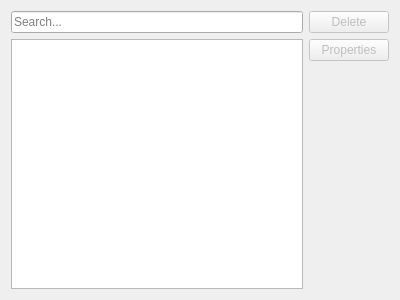
Above: src/modules/windows/cookies/CookiesContentsWidget.ui from OtterBrowser/otter-browser before the change. Below: the same form after it.
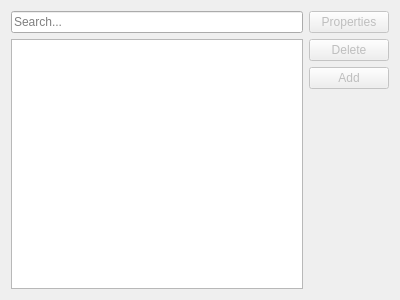
That is the form after the change.

Commit message: Add Cookies Properties dialog

What changed in the file:
```diff
--- a/src/modules/windows/cookies/CookiesContentsWidget.ui
+++ b/src/modules/windows/cookies/CookiesContentsWidget.ui
@@ -36,17 +36,7 @@
     </layout>
    </item>
    <item>
-    <layout class="QVBoxLayout" name="buttonsLayout" stretch="0,0,1">
-     <item>
-      <widget class="QPushButton" name="deleteButton">
-       <property name="enabled">
-        <bool>false</bool>
-       </property>
-       <property name="text">
-        <string>Delete</string>
-       </property>
-      </widget>
-     </item>
+    <layout class="QVBoxLayout" name="buttonsLayout" stretch="0,0,0,1">
      <item>
       <widget class="QPushButton" name="propertiesButton">
        <property name="enabled">
@@ -57,6 +47,26 @@
        </property>
       </widget>
      </item>
+     <item>
+      <widget class="QPushButton" name="deleteButton">
+       <property name="enabled">
+        <bool>false</bool>
+       </property>
+       <property name="text">
+        <string>Delete</string>
+       </property>
+      </widget>
+     </item>
+     <item>
+      <widget class="QPushButton" name="addButton">
+       <property name="enabled">
+        <bool>false</bool>
+       </property>
+       <property name="text">
+        <string>Add</string>
+       </property>
+      </widget>
+     </item>
      <item>
       <spacer name="verticalSpacer">
        <property name="orientation">
```
The commit also changes 9 other files.
